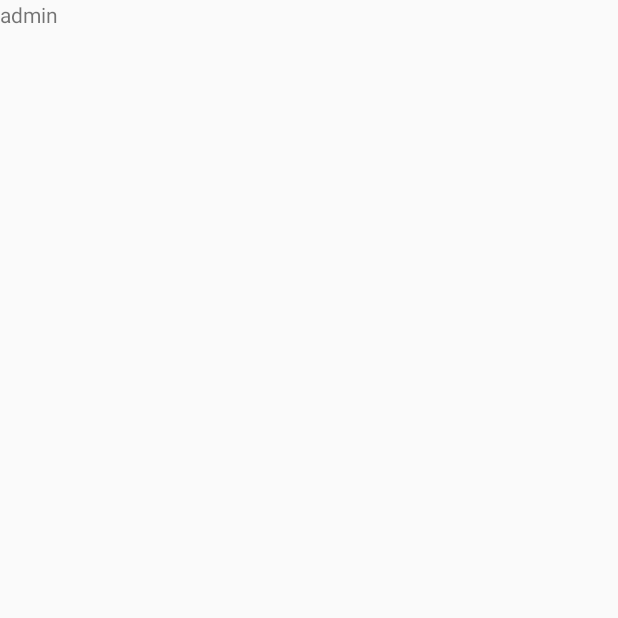
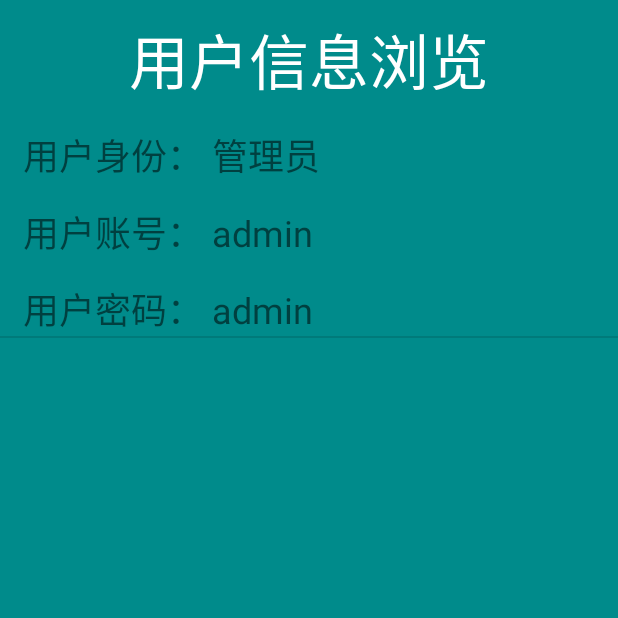
Before and after one commit to rookiezjz/android-study, an Android app: the AdminActivity screen opened directly, with no data from a screen before it, on a phone screen of 412 x 824 dp, the top half of it. Before the commit the part shown is almost empty. Run offline under Robolectric (Android 15) with nearby library versions, the light colour scheme and no system bars.

Commit message:
浏览用户完成

```diff
--- a/zustapp/app/src/main/java/cn/edu/zust/lxy/zjz/AdminActivity.java
+++ b/zustapp/app/src/main/java/cn/edu/zust/lxy/zjz/AdminActivity.java
@@ -2,15 +2,52 @@ package cn.edu.zust.lxy.zjz;
 
 import androidx.appcompat.app.AppCompatActivity;
 
+import android.database.Cursor;
+import android.database.sqlite.SQLiteDatabase;
 import android.os.Bundle;
+import android.widget.ListView;
+
+import java.util.ArrayList;
+import java.util.List;
 
 import cn.edu.zust.lxy.zjz.zustapp.R;
 
 public class AdminActivity extends AppCompatActivity {
+    private List<User> userList = new ArrayList<>();
+    private MyDatabaseHelper dbHelper;
 
     @Override
     protected void onCreate(Bundle savedInstanceState) {
         super.onCreate(savedInstanceState);
         setContentView(R.layout.admin_layout);
+        initUsers(); //初始化用户数据
+        UserAdapter adapter = new UserAdapter(this, R.layout.user_item,
+                userList);
+        ListView listview = (ListView) findViewById(R.id.list_view);
+        listview.setAdapter(adapter);
+    }
+
+    private void initUsers() {
+        dbHelper = new MyDatabaseHelper(this, "User.db", null, 1);
+        SQLiteDatabase db = dbHelper.getWritableDatabase();
+
+        Cursor cur = db.rawQuery("select * from UserInfo", null);
+        String sType=null, sUsername=null, sPassword=null;
+        if(cur.moveToFirst()) {
+            sType = cur.getString(3);
+            sUsername = cur.getString(1);
+            sPassword = cur.getString(2);
+            User u = new User(sUsername, sPassword, sType);
+            userList.add(u);
+        }
+        while(cur.moveToNext()) {
+            sType = cur.getString(3);
+            sUsername = cur.getString(1);
+            sPassword = cur.getString(2);
+            User u = new User(sUsername, sPassword, sType);
+            userList.add(u);
+        }
+//        Toast.makeText(this, cur.getString(1), Toast.LENGTH_SHORT).show();
+        cur.close();
     }
 }
--- /dev/null
+++ b/zustapp/app/src/main/java/cn/edu/zust/lxy/zjz/User.java
@@ -0,0 +1,14 @@
+package cn.edu.zust.lxy.zjz;
+
+public class User {
+    private String username, password, type;
+    public User(String name, String password, String type) {
+        this.username=name;
+        this.password=password;
+        this.type=type;
+    }
+
+    public String getName(){return username;}
+    public String getPassword() {return password;}
+    public String getType() {return type;}
+}
--- /dev/null
+++ b/zustapp/app/src/main/java/cn/edu/zust/lxy/zjz/UserAdapter.java
@@ -0,0 +1,36 @@
+package cn.edu.zust.lxy.zjz;
+
+import android.content.Context;
+import android.view.LayoutInflater;
+import android.view.View;
+import android.view.ViewGroup;
+import android.widget.ArrayAdapter;
+import android.widget.TextView;
+
+import java.util.List;
+
+import cn.edu.zust.lxy.zjz.zustapp.R;
+
+
+public class UserAdapter extends ArrayAdapter<User> {
+    private int resourceId;
+    public UserAdapter(Context context, int resource, List<User> obj) {
+        super(context, resource, obj);
+        resourceId = resource;
+    }
+
+    @Override
+    public View getView(int position, View convertView, ViewGroup parent) {
+        User user = getItem(position); //获取当前User实例
+        View view = LayoutInflater.from(getContext()).inflate(resourceId, parent,
+                false);
+        TextView userType = (TextView)view.findViewById(R.id.tv_item_type);
+        TextView userName = (TextView)view.findViewById(R.id.tv_item_username);
+        TextView userPassword = (TextView)view.findViewById(R.id.tv_item_password);
+
+        userType.setText(user.getType());
+        userName.setText(user.getName());
+        userPassword.setText(user.getPassword());
+        return view;
+    }
+}
--- a/zustapp/app/src/main/res/layout/admin_layout.xml
+++ b/zustapp/app/src/main/res/layout/admin_layout.xml
@@ -1,9 +1,21 @@
 <?xml version="1.0" encoding="utf-8"?>
 <RelativeLayout
-    xmlns:android="http://schemas.android.com/apk/res/android" android:layout_width="match_parent"
-    android:layout_height="match_parent">
+    xmlns:android="http://schemas.android.com/apk/res/android"
+    android:layout_width="match_parent"
+    android:layout_height="match_parent"
+    android:background="@color/back_green">
     <TextView
+        android:id="@+id/tv_admin_title"
         android:layout_width="wrap_content"
         android:layout_height="wrap_content"
-        android:text="admin"/>
+        android:text="用户信息浏览"
+        android:textColor="@color/white"
+        android:textSize="40dp"
+        android:layout_centerHorizontal="true"
+        android:layout_marginTop="10dp"/>
+    <ListView
+        android:id="@+id/list_view"
+        android:layout_below="@+id/tv_admin_title"
+        android:layout_width="match_parent"
+        android:layout_height="match_parent"/>
 </RelativeLayout>
--- /dev/null
+++ b/zustapp/app/src/main/res/layout/user_item.xml
@@ -0,0 +1,60 @@
+<?xml version="1.0" encoding="utf-8"?>
+<LinearLayout xmlns:android="http://schemas.android.com/apk/res/android"
+    android:orientation="vertical"
+    android:layout_width="match_parent"
+    android:layout_height="wrap_content">
+    <LinearLayout
+        android:layout_width="wrap_content"
+        android:layout_height="wrap_content"
+        android:orientation="horizontal"
+        android:layout_marginTop="15dp"
+        android:layout_marginLeft="15dp">
+        <TextView
+            android:layout_width="wrap_content"
+            android:layout_height="wrap_content"
+            android:text="用户身份： "
+            android:textSize="24dp"/>
+        <TextView
+            android:id="@+id/tv_item_type"
+            android:layout_width="wrap_content"
+            android:layout_height="wrap_content"
+            android:textSize="24dp"
+            android:text="   "/>
+    </LinearLayout>
+    <LinearLayout
+        android:layout_width="wrap_content"
+        android:layout_height="wrap_content"
+        android:orientation="horizontal"
+        android:layout_marginTop="15dp"
+        android:layout_marginLeft="15dp">
+        <TextView
+            android:layout_width="wrap_content"
+            android:layout_height="wrap_content"
+            android:text="用户账号： "
+            android:textSize="24dp"/>
+        <TextView
+            android:id="@+id/tv_item_username"
+            android:layout_width="wrap_content"
+            android:layout_height="wrap_content"
+            android:textSize="24dp"
+            android:text="   "/>
+    </LinearLayout>
+    <LinearLayout
+        android:layout_width="wrap_content"
+        android:layout_height="wrap_content"
+        android:orientation="horizontal"
+        android:layout_marginTop="15dp"
+        android:layout_marginLeft="15dp">
+        <TextView
+            android:layout_width="wrap_content"
+            android:layout_height="wrap_content"
+            android:text="用户密码： "
+            android:textSize="24dp"/>
+        <TextView
+            android:id="@+id/tv_item_password"
+            android:layout_width="wrap_content"
+            android:layout_height="wrap_content"
+            android:textSize="24dp"
+            android:text="   "/>
+    </LinearLayout>
+</LinearLayout>
```
